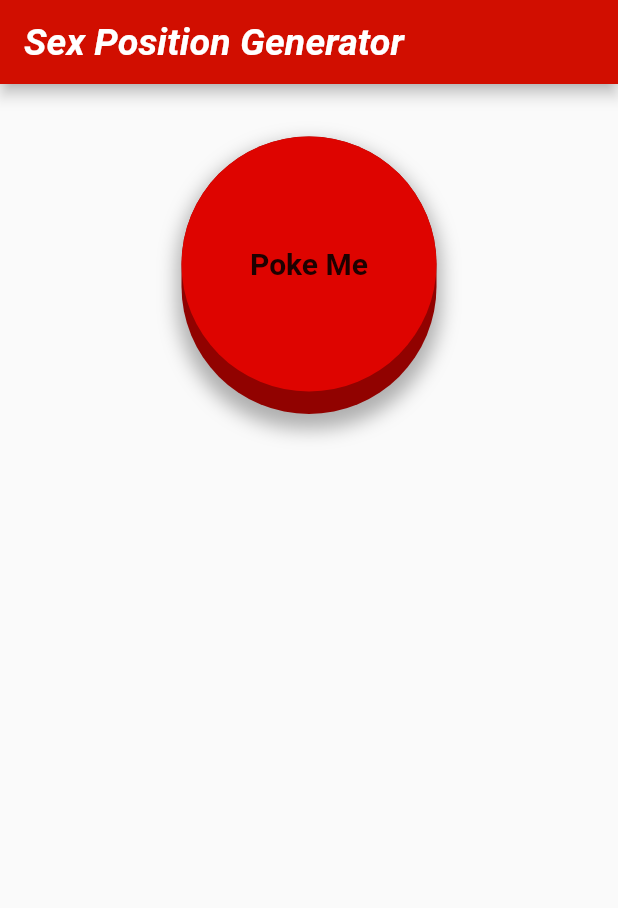
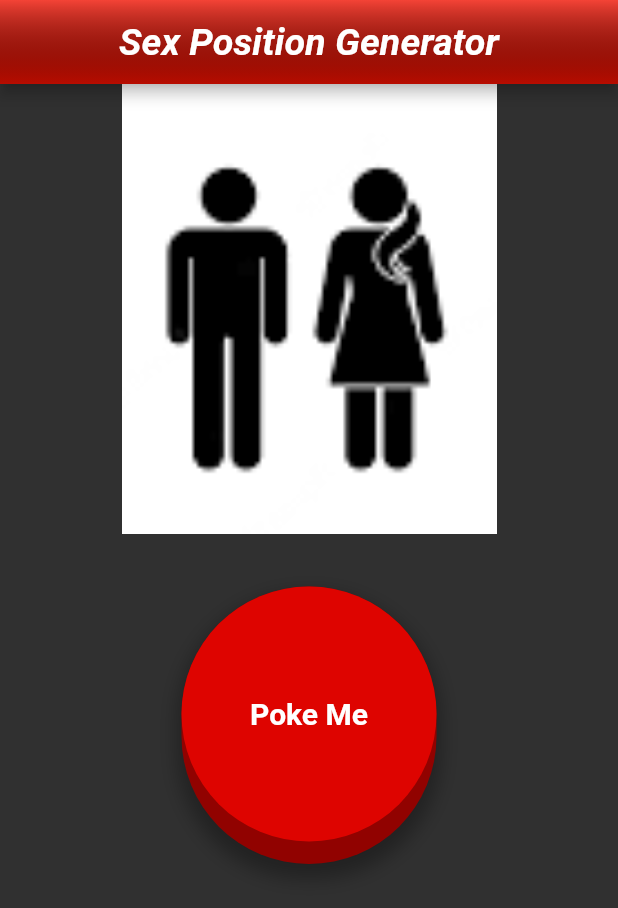
Before and after one commit to XXLZopes/buttin, a Flutter app: the screen it shows after launch, on a phone screen of 412 x 824 dp. Shown: the top 908 px of the screen. Run offline on Flutter 3.47's test engine with Material 2 defaults, Android fonts, the phone set to English and light mode, and no system bars; our stand-ins replace google_mobile_ads; network calls fail; Roboto replaces fonts that are missing (Georgia).

Commit message:
andriod stuff working

```diff
--- a/lib/main.dart
+++ b/lib/main.dart
@@ -20,7 +20,6 @@ class MyApp extends StatefulWidget {
 }
 
 class _MyAppState extends State<MyApp> {
-
   late BannerAd _bottomBannerAd;
   var _isBottomBannerAdLoaded = false;
 
@@ -67,11 +66,30 @@ class _MyAppState extends State<MyApp> {
     'Doggy',
     'Monster Mash',
     'Alone and Sad',
-    'Twisting Tower'
+    'Twisting Tower',
+    'Pegging',
+    'Double pegging',
+    'Man on man',
+    'Missionary',
+    'Blowy from the back',
+    'Cowgirl'
+  ];
+  final SexpicsArry = [
+    'assets/0.jpg',
+    'assets/1.jpg',
+    'assets/2.jpg',
+    'assets/3.jpg',
+    'assets/4.jpg',
+    'assets/5.jpg',
+    'assets/1.png',
+    'assets/2.png',
+    'assets/3.png',
+    'assets/4.png',
   ];
 
   var buttonTextArrayIndex = 0;
   var _buttonText = 'Poke Me';
+  String _sexImage = 'assets/zero.png';
   void changeButtonText() {
     setState(() {
       buttonTextArrayIndex < buttonTextArray.length - 1
@@ -98,19 +116,24 @@ class _MyAppState extends State<MyApp> {
       lastIndex = randomIndex;
 
       positionText = sexPostions[randomIndex];
+      _sexImage = SexpicsArry[randomIndex];
     });
   }
 
   @override
   Widget build(BuildContext context) {
     return MaterialApp(
+      debugShowCheckedModeBanner: false,
+      theme: ThemeData.dark(),
       home: Scaffold(
-        bottomNavigationBar: _isBottomBannerAdLoaded ? Container(
-          height: _bottomBannerAd.size.height.toDouble(),
-          width: _bottomBannerAd.size.width.toDouble(),
-          child: AdWidget(ad: _bottomBannerAd)) : null,
+        bottomNavigationBar: _isBottomBannerAdLoaded
+            ? Container(
+                height: _bottomBannerAd.size.height.toDouble(),
+                width: _bottomBannerAd.size.width.toDouble(),
+                child: AdWidget(ad: _bottomBannerAd))
+            : null,
         appBar: AppBar(
-          backgroundColor: Color.fromARGB(255, 209, 14, 0),
+          backgroundColor: const Color.fromARGB(255, 209, 14, 0),
           title: const Text(
             'Sex Position Generator',
             style: TextStyle(
@@ -119,9 +142,29 @@ class _MyAppState extends State<MyApp> {
                 fontSize: 25,
                 fontStyle: FontStyle.italic),
           ),
+          centerTitle: true,
+          flexibleSpace: Container(
+            decoration: const BoxDecoration(
+              gradient: LinearGradient(
+                colors: [Colors.red, Colors.black12],
+                begin: Alignment.topCenter,
+                end: Alignment.bottomCenter,
+              ),
+            ),
+          ),
         ),
         body: Column(
           children: [
+            Center(
+              child: Image(
+                image: AssetImage(
+                  _sexImage,
+                ),
+                height: 300,
+                width: 250,
+                fit: BoxFit.cover,
+              ),
+            ),
             Center(
               child: Text(
                 positionText,
```
Also changed, not shown: pubspec.yaml (+3 -4 lines), assets/0.jpg (renamed from lib/assets/0.jpg), assets/1.jpg (renamed from lib/assets/1.jpg), assets/1.png (added), assets/2.jpg (renamed from lib/assets/2.jpg), assets/2.png (added), assets/3.jpg (renamed from lib/assets/3.jpg), assets/3.png (added), assets/4.jpg (renamed from lib/assets/4.jpg), assets/4.png (added), assets/5.jpg (renamed from lib/assets/5.jpg), assets/zero.png (added), pubspec.lock, 2 other files.
